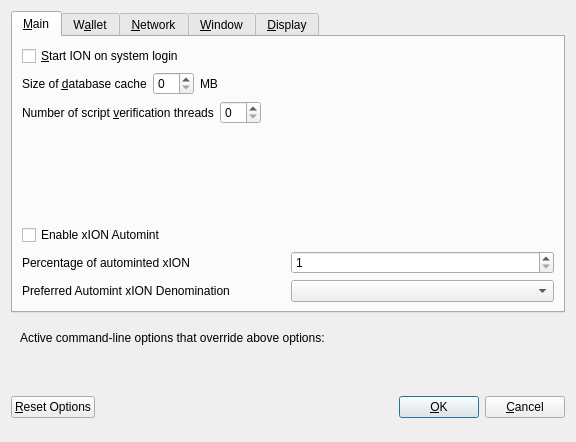
The window that src/qt/forms/optionsdialog.ui (ioncoincore/ion-archived) describes before a commit, drawn with Qt 5.
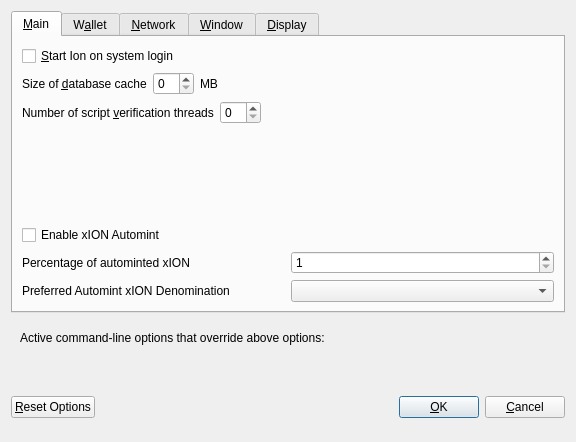
The same window after the commit. Custom widgets are drawn as their Qt base class.

```diff
--- a/src/qt/forms/optionsdialog.ui
+++ b/src/qt/forms/optionsdialog.ui
@@ -33,7 +33,7 @@
           <string>Automatically start ION after logging in to the system.</string>
          </property>
          <property name="text">
-          <string>&amp;Start ION on system login</string>
+          <string>&amp;Start Ion on system login</string>
          </property>
         </widget>
        </item>
```
Left out of the diff: 14 changed lines with no effect on the pictures.
